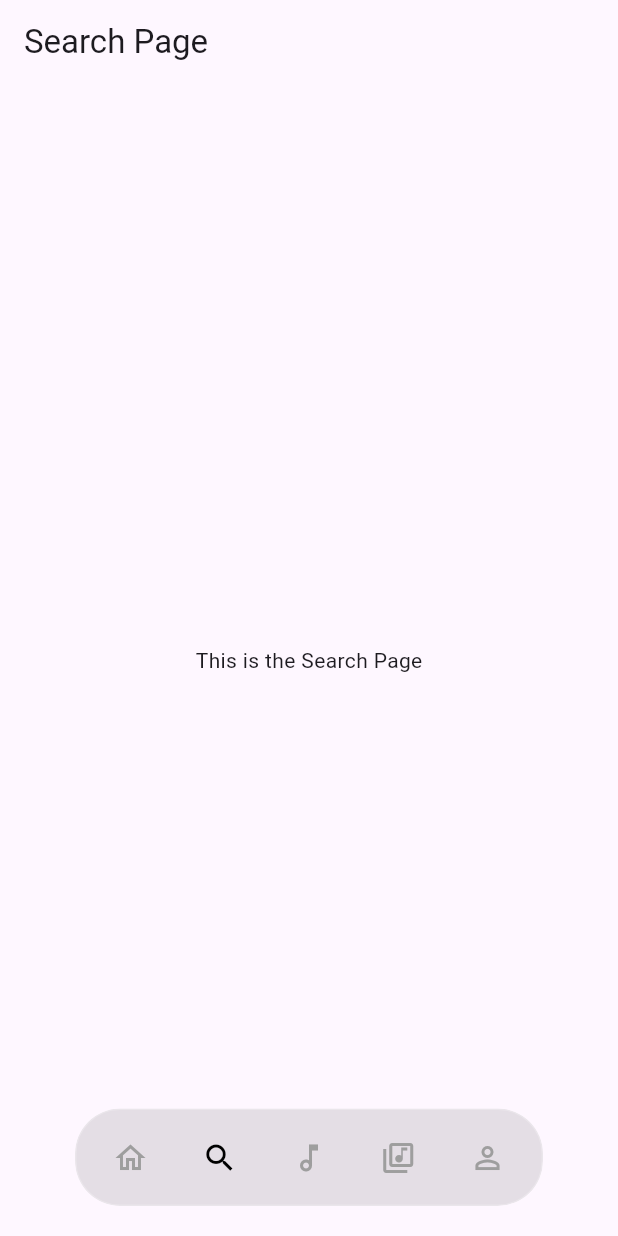
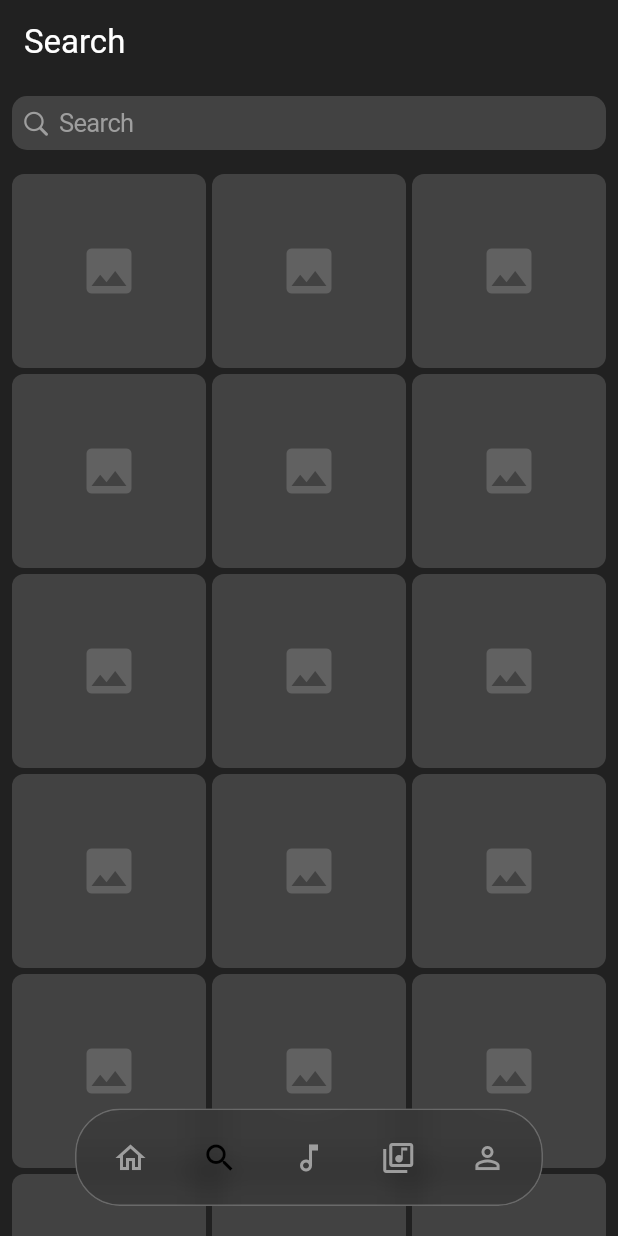
Before and after one commit to iAVAA/vynt, a Flutter app: the screen it shows after launch, item 2 of the bottom bar chosen, on a phone screen of 412 x 824 dp. Run offline on Flutter 3.47's test engine with Material 3 defaults, Android fonts, the phone set to English and light mode, and no system bars; drawn by our look-alikes of crystal_navigation_bar; our stand-ins replace animated_splash_screen, firebase_core, google_fonts, lottie, marquee, page_transition; accounts and stored records are empty.

Commit message:
First sketch of the search_page.dart

```diff
--- a/lib/screens/feed_page.dart
+++ b/lib/screens/feed_page.dart
@@ -37,6 +37,9 @@ class Feed extends StatelessWidget {
               scrollController: scrollMonitor.scrollController,
             ),
             const SliverToBoxAdapter(child: StoryBoxRow()),
+            const SliverPadding(
+              padding: EdgeInsets.symmetric(vertical: 10.0),
+            ),
             SliverList(
               delegate: SliverChildBuilderDelegate(
                 (context, index) {
--- a/lib/screens/search_page.dart
+++ b/lib/screens/search_page.dart
@@ -1,3 +1,4 @@
+import 'package:flutter/cupertino.dart';
 import 'package:flutter/material.dart';
 
 class Search extends StatelessWidget {
@@ -6,11 +7,55 @@ class Search extends StatelessWidget {
   @override
   Widget build(BuildContext context) {
     return Scaffold(
+      backgroundColor: Colors.grey[900],
       appBar: AppBar(
-        title: const Text('Search Page'),
+        backgroundColor: Colors.grey[900],
+        elevation: 0,
+        title: const Text(
+          'Search',
+          style: TextStyle(color: Colors.white),
+        ),
       ),
-      body: const Center(
-        child: Text('This is the Search Page'),
+      body: Column(
+        children: [
+          Padding(
+            padding: const EdgeInsets.all(8.0),
+            child: CupertinoSearchTextField(
+              backgroundColor: Colors.grey[800],
+              borderRadius: BorderRadius.circular(10),
+              placeholder: 'Search',
+              placeholderStyle: const TextStyle(color: Colors.grey),
+              itemColor: Colors.grey,
+              style: const TextStyle(color: Colors.white),
+            ),
+          ),
+          Expanded(
+            child: GridView.builder(
+              padding: const EdgeInsets.all(8.0),
+              gridDelegate: const SliverGridDelegateWithFixedCrossAxisCount(
+                crossAxisCount: 3,
+                mainAxisSpacing: 4,
+                crossAxisSpacing: 4,
+              ),
+              itemCount: 30, // Adjust as needed for content
+              itemBuilder: (context, index) {
+                return Container(
+                  decoration: BoxDecoration(
+                    color: Colors.grey[800],
+                    borderRadius: BorderRadius.circular(8.0),
+                  ),
+                  child: Center(
+                    child: Icon(
+                      Icons.image,
+                      color: Colors.grey[700],
+                      size: 40,
+                    ),
+                  ),
+                );
+              },
+            ),
+          ),
+        ],
       ),
     );
   }
--- a/lib/widgets/story-box_widget.dart
+++ b/lib/widgets/story-box_widget.dart
@@ -10,7 +10,7 @@ class StoryBoxRow extends StatelessWidget {
       scrollDirection: Axis.horizontal,
       child: Row(
         children: List.generate(
-          5,
+          10,
           (index) => const Padding(
             padding: EdgeInsets.symmetric(horizontal: 10.0),
             child: StoryBox(),
```
